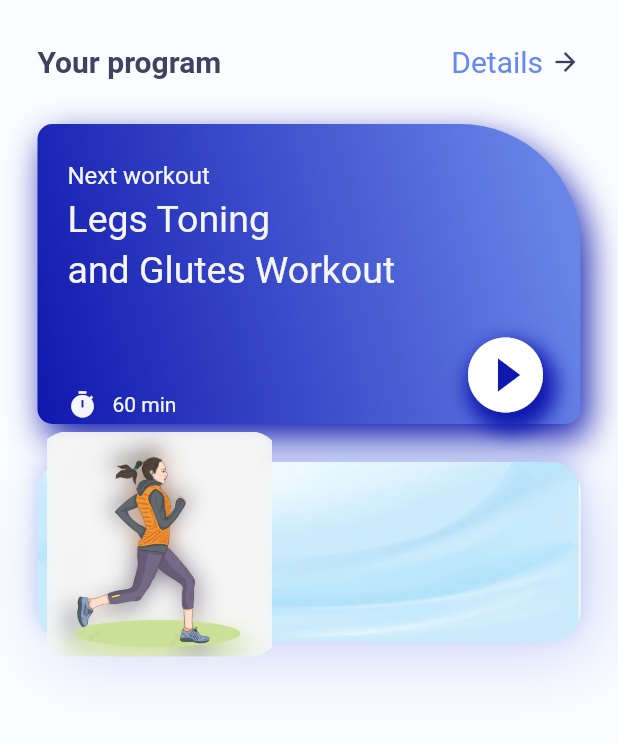
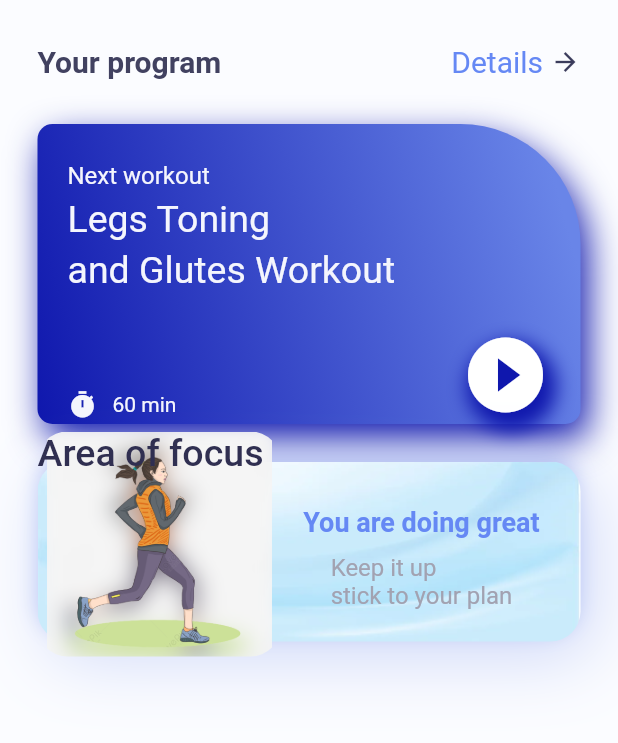
Before and after one commit to JeanPaul98/Flutter_Traning_App, a Flutter app: the screen it shows after launch, on a phone screen of 412 x 824 dp, the part 128-871 px from its top. Run offline on Flutter 3.47's test engine with Material 2 defaults, Android fonts, the phone set to English and light mode, and no system bars.

Commit message:
second commit 02/08/22

```diff
--- a/lib/home_page.dart
+++ b/lib/home_page.dart
@@ -1,3 +1,5 @@
+import 'dart:ui';
+
 import 'package:flutter/cupertino.dart';
 import 'package:flutter/material.dart';
 import 'package:flutter/src/foundation/key.dart';
@@ -216,10 +218,53 @@ class _HomePageState extends State<HomePage> {
                         // color: Colors.redAccent.withOpacity(0.2),
                         borderRadius: BorderRadius.circular(20),
                         image: const DecorationImage(
-                            image: AssetImage("assets/personnage.png"),
-                            // fit: BoxFit.fill
-                            ),
+                          image: AssetImage("assets/personnage.png"),
+                          // fit: BoxFit.fill
+                        ),
                       ),
+                    ),
+                    Container(
+                      width: double.maxFinite,
+                      height: 100,
+                      // color:Colors.redAccent.withOpacity(0.3),
+                      margin: const EdgeInsets.only(left: 150, top: 50),
+                      child: Column(
+                        children: [
+                          Text(
+                            "You are doing great",
+                            style: TextStyle(
+                                fontSize: 18,
+                                fontWeight: FontWeight.bold,
+                                color: color.AppColor.homePageDetail),
+                          ),
+                          const SizedBox(
+                            height: 10,
+                          ),
+                          RichText(
+                              text: TextSpan(
+                                  text: "Keep it up\n",
+                                  style: TextStyle(
+                                    color: color.AppColor.homePagePlanColor,
+                                    fontSize: 16,
+                                  ),
+                                  children: const [
+                                TextSpan(text: "stick to your plan"),
+                              ]))
+                        ],
+                      ),
+                    ),
+                    Row(
+                      children: [
+                        Text(
+                          "Area of focus",
+                          textAlign: TextAlign.center,
+                          style: TextStyle(
+                              fontSize: 25,
+                              fontWeight: FontWeight.w500,
+                              color: color.AppColor.homePageTitle
+                          ),
+                        )
+                      ],
                     )
                   ],
                 ),
```
